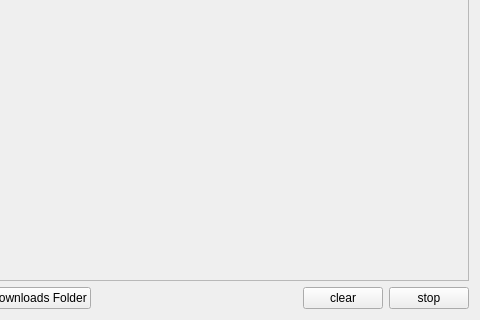
Above: src/core/downloaderdialog.ui from 0xzer0x/quran-companion before the change; both pictures show x 348 to 828 and y 251 to 571 of the 828 by 571 pixel window. Below: the same form after it.
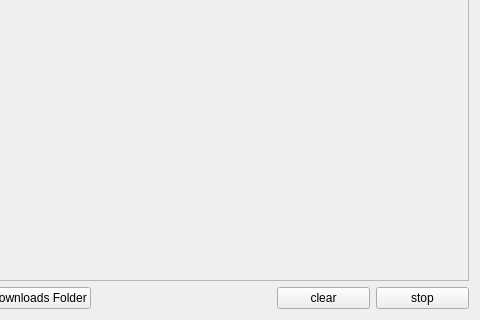
That is the form after the change.

```diff
--- a/src/core/downloaderdialog.ui
+++ b/src/core/downloaderdialog.ui
@@ -158,6 +158,11 @@
            <property name="cursor">
             <cursorShape>PointingHandCursor</cursorShape>
            </property>
+           <property name="styleSheet">
+            <string notr="true">QPushButton {
+    min-width: 85px;
+}</string>
+           </property>
            <property name="text">
             <string>clear</string>
            </property>
@@ -168,6 +173,11 @@
            <property name="cursor">
             <cursorShape>PointingHandCursor</cursorShape>
            </property>
+           <property name="styleSheet">
+            <string notr="true">QPushButton {
+    min-width: 85px;
+}</string>
+           </property>
            <property name="text">
             <string>stop</string>
            </property>
```
Left out of the diff: 7 changed lines with no effect on the pictures.
